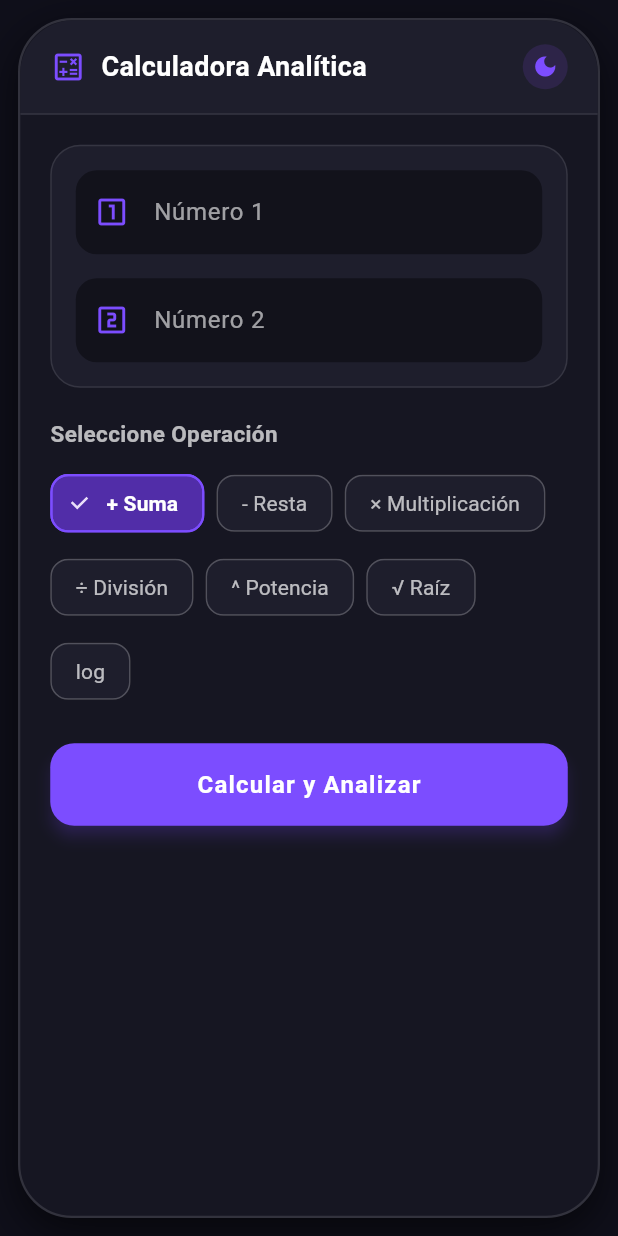
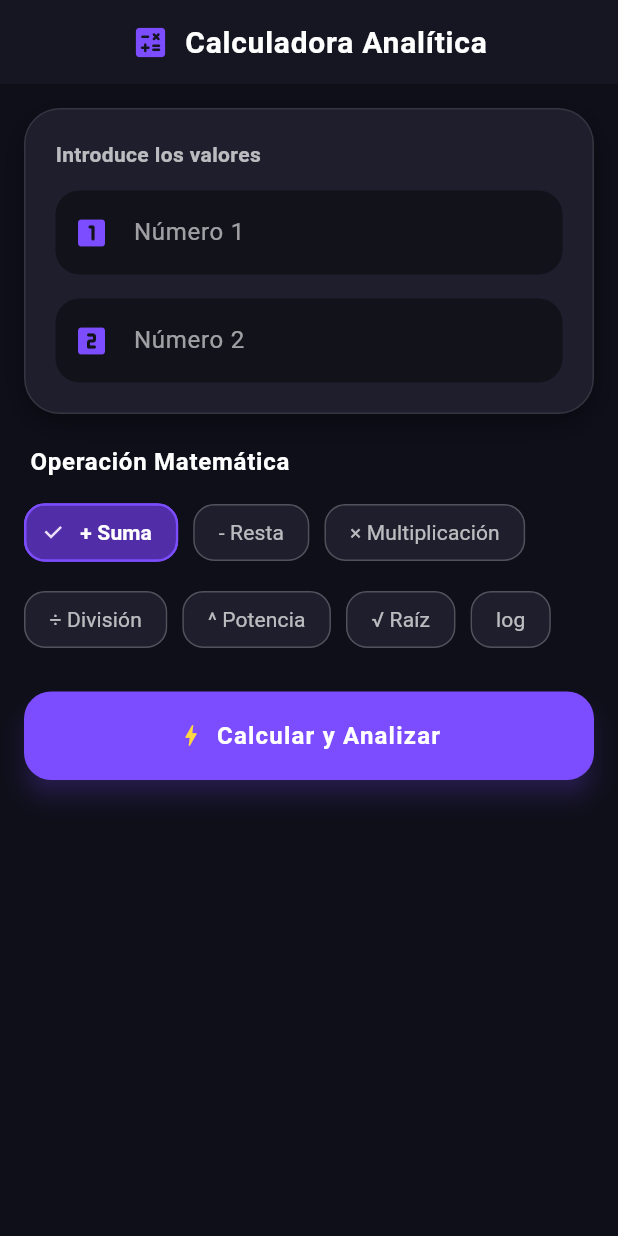
Before and after one commit to cdelriot1121/flutter.calculador, a Flutter app: the screen it shows after launch, on a phone screen of 412 x 824 dp. Run offline on Flutter 3.47's test engine with Material 3 defaults, Android fonts, the phone set to English and light mode, and no system bars.

Commit message:
refactor: modificacion de inconsistencias en la visual

```diff
--- a/lib/views/calculator_view.dart
+++ b/lib/views/calculator_view.dart
@@ -11,95 +11,79 @@ class CalculatorView extends StatelessWidget {
   Widget build(BuildContext context) {
     return Scaffold(
       backgroundColor: const Color(0xFF0F0F1A),
-      body: SafeArea(
-        child: Center(
-          child: ConstrainedBox(
-            constraints: const BoxConstraints(maxWidth: 480),
-            child: Container(
-              margin: const EdgeInsets.all(12.0),
-              decoration: BoxDecoration(
-                color: const Color(0xFF161622),
-                borderRadius: BorderRadius.circular(36),
-                border: Border.all(color: Colors.white12, width: 1.5),
-                boxShadow: [
-                  BoxShadow(
-                    color: Colors.black.withValues(alpha: 0.6),
-                    blurRadius: 25,
-                    offset: const Offset(0, 10),
-                  ),
-                ],
-              ),
-              child: ClipRRect(
-                borderRadius: BorderRadius.circular(36),
-                child: Column(
+      appBar: AppBar(
+        title: const Row(
+          mainAxisSize: MainAxisSize.min,
           children: [
-                    // Mobile-like Header
-                    Container(
-                      padding: const EdgeInsets.symmetric(horizontal: 20, vertical: 16),
-                      decoration: const BoxDecoration(
-                        color: Color(0xFF1E1E2C),
-                        border: Border(bottom: BorderSide(color: Colors.white10)),
-                      ),
-                      child: Row(
-                        mainAxisAlignment: MainAxisAlignment.spaceBetween,
-                        children: [
-                          const Row(
-                            children: [
-                              Icon(Icons.calculate_outlined, color: Colors.deepPurpleAccent, size: 24),
+            Icon(Icons.calculate_rounded, color: Colors.deepPurpleAccent, size: 26),
             SizedBox(width: 10),
             Text(
               'Calculadora Analítica',
               style: TextStyle(
                 color: Colors.white,
                 fontWeight: FontWeight.bold,
-                                  fontSize: 18,
+                fontSize: 20,
+                letterSpacing: 0.5,
               ),
             ),
           ],
         ),
-                          Container(
-                            padding: const EdgeInsets.all(6),
-                            decoration: BoxDecoration(
-                              color: Colors.deepPurple.withValues(alpha: 0.2),
-                              shape: BoxShape.circle,
+        backgroundColor: const Color(0xFF161622),
+        elevation: 0,
+        centerTitle: true,
       ),
-                            child: const Icon(Icons.dark_mode, color: Colors.deepPurpleAccent, size: 18),
-                          ),
-                        ],
-                      ),
-                    ),
-                    // Scrollable Body
-                    Expanded(
+      body: SafeArea(
         child: Consumer<CalculatorProvider>(
           builder: (context, provider, child) {
             return SingleChildScrollView(
-                            padding: const EdgeInsets.all(20.0),
+              padding: const EdgeInsets.all(16.0),
               child: Column(
                 crossAxisAlignment: CrossAxisAlignment.stretch,
                 children: [
                   // Inputs Card
                   Container(
-                                  padding: const EdgeInsets.all(16),
+                    padding: const EdgeInsets.all(20),
                     decoration: BoxDecoration(
                       color: const Color(0xFF1E1E2C),
-                                    borderRadius: BorderRadius.circular(20),
+                      borderRadius: BorderRadius.circular(24),
                       border: Border.all(color: Colors.white10),
+                      boxShadow: [
+                        BoxShadow(
+                          color: Colors.black.withValues(alpha: 0.4),
+                          blurRadius: 15,
+                          offset: const Offset(0, 6),
+                        ),
+                      ],
                     ),
                     child: Column(
+                      crossAxisAlignment: CrossAxisAlignment.start,
                       children: [
-                                      _buildTextField(provider.num1Controller, 'Número 1', Icons.looks_one_outlined),
+                        const Text(
+                          'Introduce los valores',
+                          style: TextStyle(
+                            color: Colors.white70,
+                            fontSize: 14,
+                            fontWeight: FontWeight.w600,
+                          ),
+                        ),
+                        const SizedBox(height: 14),
+                        _buildTextField(provider.num1Controller, 'Número 1', Icons.looks_one_rounded),
                         const SizedBox(height: 16),
-                                      _buildTextField(provider.num2Controller, 'Número 2', Icons.looks_two_outlined),
+                        _buildTextField(provider.num2Controller, 'Número 2', Icons.looks_two_rounded),
                       ],
                     ),
                   ),
                   const SizedBox(height: 20),
-                                const Text(
-                                  'Seleccione Operación',
+                  const Padding(
+                    padding: EdgeInsets.symmetric(horizontal: 4.0),
+                    child: Text(
+                      'Operación Matemática',
                       style: TextStyle(
-                                    fontSize: 15,
+                        fontSize: 16,
                         fontWeight: FontWeight.bold,
-                                    color: Colors.white70,
+                        color: Colors.white,
+                        letterSpacing: 0.5,
+                      ),
                     ),
                   ),
                   const SizedBox(height: 12),
@@ -110,18 +94,25 @@ class CalculatorView extends StatelessWidget {
                     style: ElevatedButton.styleFrom(
                       backgroundColor: Colors.deepPurpleAccent,
                       foregroundColor: Colors.white,
-                                    padding: const EdgeInsets.symmetric(vertical: 16),
-                                    shape: RoundedRectangleBorder(borderRadius: BorderRadius.circular(16)),
-                                    elevation: 4,
+                      padding: const EdgeInsets.symmetric(vertical: 18),
+                      shape: RoundedRectangleBorder(borderRadius: BorderRadius.circular(18)),
+                      elevation: 6,
                       shadowColor: Colors.deepPurpleAccent.withValues(alpha: 0.5),
                     ),
-                                  child: const Text(
+                    child: const Row(
+                      mainAxisAlignment: MainAxisAlignment.center,
+                      children: [
+                        Icon(Icons.bolt, color: Colors.amberAccent),
+                        SizedBox(width: 8),
+                        Text(
                           'Calcular y Analizar',
                           style: TextStyle(
                             fontSize: 16,
                             fontWeight: FontWeight.bold,
                             letterSpacing: 0.8,
                           ),
+                        ),
+                      ],
                     ),
                   ),
                   const SizedBox(height: 24),
@@ -147,39 +138,33 @@ class CalculatorView extends StatelessWidget {
           },
         ),
       ),
-                  ],
-                ),
-              ),
-            ),
-          ),
-        ),
-      ),
     );
   }
 
   Widget _buildTextField(TextEditingController controller, String label, IconData icon) {
     return TextField(
       controller: controller,
-      style: const TextStyle(color: Colors.white, fontWeight: FontWeight.bold),
+      style: const TextStyle(color: Colors.white, fontWeight: FontWeight.bold, fontSize: 16),
       keyboardType: const TextInputType.numberWithOptions(decimal: true, signed: true),
       decoration: InputDecoration(
         labelText: label,
         labelStyle: const TextStyle(color: Colors.white60),
         prefixIcon: Icon(icon, color: Colors.deepPurpleAccent),
         border: OutlineInputBorder(
-          borderRadius: BorderRadius.circular(14),
+          borderRadius: BorderRadius.circular(16),
           borderSide: BorderSide.none,
         ),
         enabledBorder: OutlineInputBorder(
-          borderRadius: BorderRadius.circular(14),
+          borderRadius: BorderRadius.circular(16),
           borderSide: BorderSide.none,
         ),
         focusedBorder: OutlineInputBorder(
-          borderRadius: BorderRadius.circular(14),
+          borderRadius: BorderRadius.circular(16),
           borderSide: const BorderSide(color: Colors.deepPurpleAccent, width: 2),
         ),
         filled: true,
         fillColor: const Color(0xFF12121B),
+        contentPadding: const EdgeInsets.symmetric(horizontal: 16, vertical: 16),
       ),
     );
   }
@@ -196,8 +181,8 @@ class CalculatorView extends StatelessWidget {
     ];
 
     return Wrap(
-      spacing: 8.0,
-      runSpacing: 8.0,
+      spacing: 10.0,
+      runSpacing: 10.0,
       children: ops.map((op) {
         final isSelected = provider.selectedOperation == op['val'];
         return ChoiceChip(
@@ -208,9 +193,10 @@ class CalculatorView extends StatelessWidget {
           labelStyle: TextStyle(
             color: isSelected ? Colors.white : Colors.white70,
             fontWeight: isSelected ? FontWeight.bold : FontWeight.normal,
+            fontSize: 14,
           ),
           shape: RoundedRectangleBorder(
-            borderRadius: BorderRadius.circular(12),
+            borderRadius: BorderRadius.circular(14),
             side: BorderSide(
               color: isSelected ? Colors.deepPurpleAccent : Colors.white12,
               width: isSelected ? 1.5 : 1,
--- a/lib/widgets/number_analysis_card.dart
+++ b/lib/widgets/number_analysis_card.dart
@@ -69,11 +69,14 @@ class NumberAnalysisCard extends StatelessWidget {
           ),
         ),
         const SizedBox(width: 12),
-        Text(
-          title,
-          style: const TextStyle(fontSize: 14, color: Colors.white70, fontWeight: FontWeight.w500),
+        Expanded(
+          child: Text(
+            title,
+            style: const TextStyle(fontSize: 14, color: Colors.white70, fontWeight: FontWeight.w500),
+            overflow: TextOverflow.ellipsis,
+          ),
         ),
-        const Spacer(),
+        const SizedBox(width: 8),
         Text(
           value ? 'Sí' : 'No',
           style: TextStyle(
```
Lines whose indentation alone changed are shown as unchanged.
